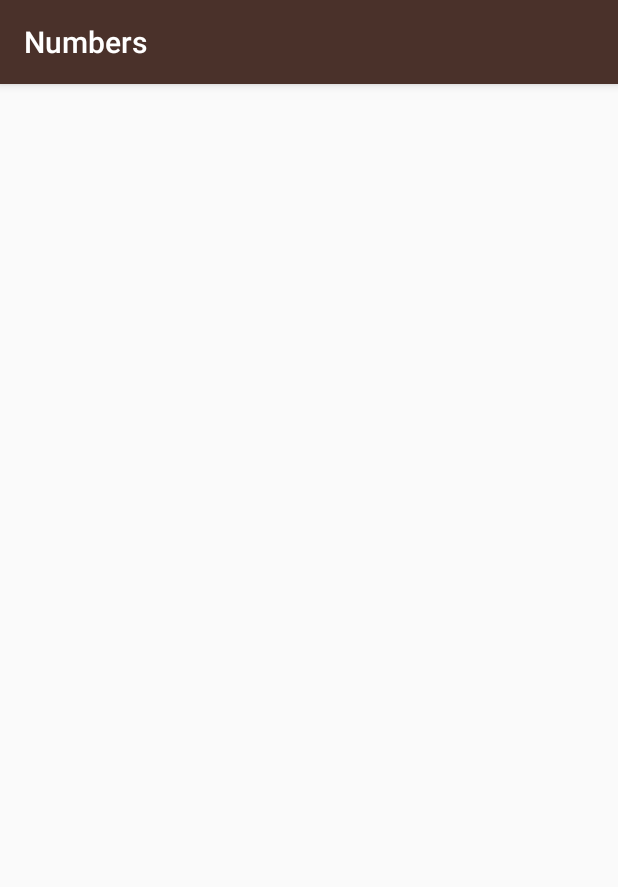
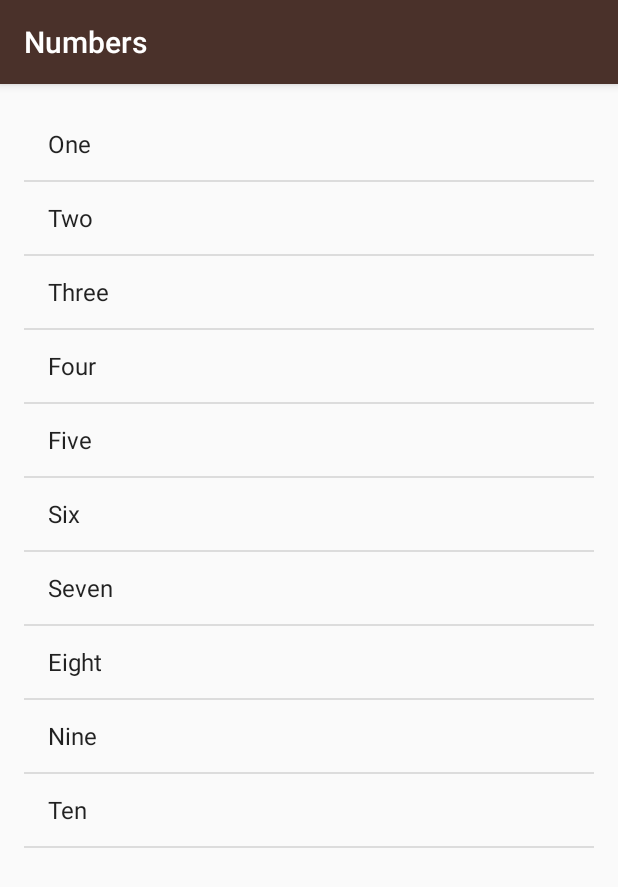
Before and after one commit to Mavericksb/Miwok, an Android app: the NumbersActivity screen opened directly, with no data from a screen before it, on a phone screen of 412 x 824 dp. Shown: the top 887 px of the screen. Run offline under Robolectric (Android 15) with nearby library versions, the light colour scheme and no system bars.

Commit message:
Remove individual TextViews and used ListView + ArrayAdapter instead.

```diff
--- a/app/src/main/java/com/example/android/miwok/NumbersActivity.java
+++ b/app/src/main/java/com/example/android/miwok/NumbersActivity.java
@@ -2,6 +2,13 @@ package com.example.android.miwok;
 
 import android.support.v7.app.AppCompatActivity;
 import android.os.Bundle;
+import android.util.Log;
+import android.widget.ArrayAdapter;
+import android.widget.LinearLayout;
+import android.widget.ListView;
+import android.widget.TextView;
+
+import java.util.ArrayList;
 
 public class NumbersActivity extends AppCompatActivity {
 
@@ -9,5 +16,28 @@ public class NumbersActivity extends AppCompatActivity {
     protected void onCreate(Bundle savedInstanceState) {
         super.onCreate(savedInstanceState);
         setContentView(R.layout.activity_numbers);
+
+        ArrayList<String> words = new ArrayList<String>();
+        words.add("One");
+        words.add("Two");
+        words.add("Three");
+        words.add("Four");
+        words.add("Five");
+        words.add("Six");
+        words.add("Seven");
+        words.add("Eight");
+        words.add("Nine");
+        words.add("Ten");
+
+
+
+        ArrayAdapter<String> itemsAdapter = new ArrayAdapter<String>(this, android.R.layout.simple_list_item_1, words);
+
+        ListView listView = (ListView) findViewById(R.id.list);
+
+        listView.setAdapter(itemsAdapter);
+
+
+
     }
 }
--- a/app/src/main/res/layout/activity_numbers.xml
+++ b/app/src/main/res/layout/activity_numbers.xml
@@ -1,13 +1,12 @@
 <?xml version="1.0" encoding="utf-8"?>
-<RelativeLayout xmlns:android="http://schemas.android.com/apk/res/android"
+<ListView xmlns:android="http://schemas.android.com/apk/res/android"
     xmlns:tools="http://schemas.android.com/tools"
-    android:id="@+id/activity_numbers"
+    android:id="@+id/list"
+    android:orientation="vertical"
     android:layout_width="match_parent"
     android:layout_height="match_parent"
     android:paddingBottom="@dimen/activity_vertical_margin"
     android:paddingLeft="@dimen/activity_horizontal_margin"
     android:paddingRight="@dimen/activity_horizontal_margin"
     android:paddingTop="@dimen/activity_vertical_margin"
-    tools:context="com.example.android.miwok.NumbersActivity">
-
-</RelativeLayout>
+    tools:context="com.example.android.miwok.NumbersActivity"/>
```
Also changed, not shown: app/src/main/res/layout/list_item.xml (added, +25 -0 lines).
